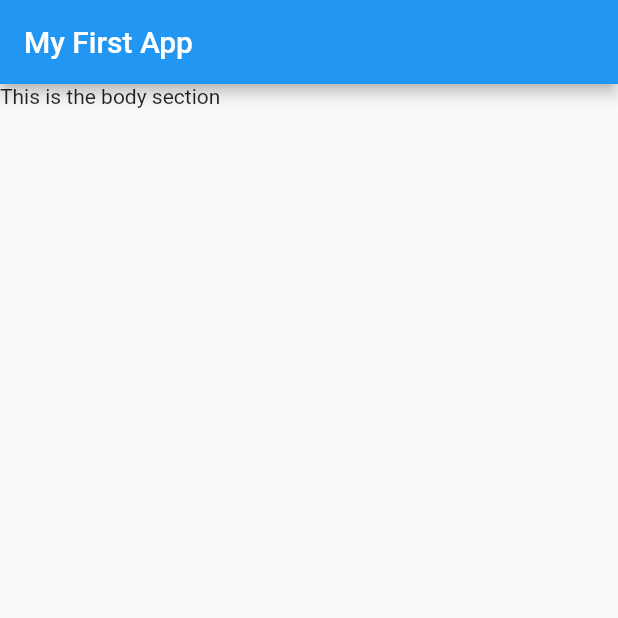
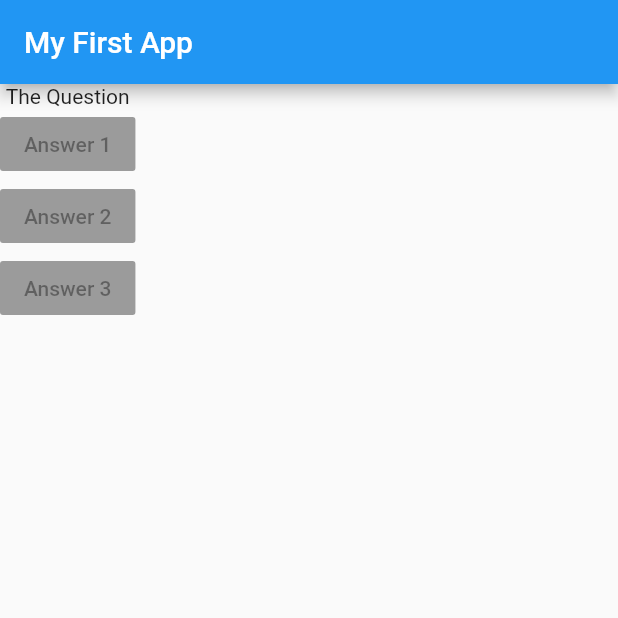
Before and after one commit to pragusga25/app, a Flutter app: the screen it shows after launch, on a phone screen of 412 x 824 dp, the top half of it. Run offline on Flutter 3.47's test engine with Material 2 defaults, Android fonts, the phone set to English and light mode, and no system bars.

Commit message:
Adding layout widgets

```diff
--- a/lib/main.dart
+++ b/lib/main.dart
@@ -7,10 +7,27 @@ class App extends StatelessWidget {
   Widget build(BuildContext ctx) {
     return MaterialApp(
       home: Scaffold(
-          appBar: AppBar(
-            title: Text('My First App'),
-          ),
-          body: Text('This is the body section')),
+        appBar: AppBar(
+          title: Text('My First App'),
+        ),
+        body: Column(
+          children: <Widget>[
+            Text('The Question'),
+            RaisedButton(
+              child: Text('Answer 1'),
+              onPressed: null,
+            ),
+            RaisedButton(
+              child: Text('Answer 2'),
+              onPressed: null,
+            ),
+            RaisedButton(
+              child: Text('Answer 3'),
+              onPressed: null,
+            ),
+          ],
+        ),
+      ),
     );
   }
 }
```
